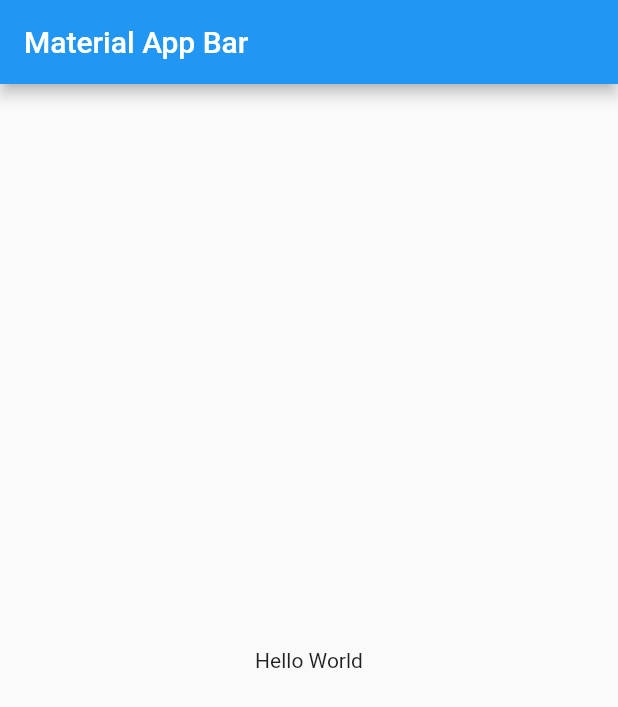
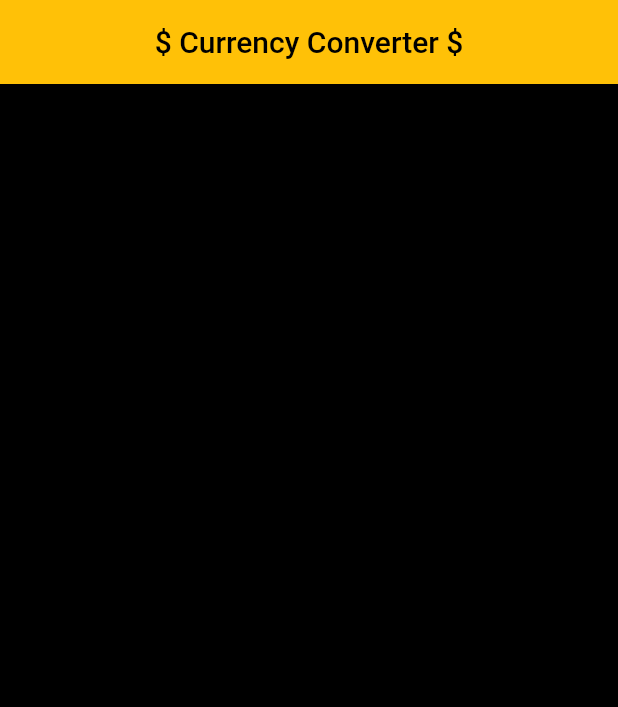
Before and after one commit to Williamkyorazo/currency_converter, a Flutter app: the screen it shows after launch, on a phone screen of 412 x 824 dp. Shown: the top 707 px of the screen. Run offline on Flutter 3.47's test engine with Material 2 defaults, Android fonts, the phone set to English and light mode, and no system bars.

Commit message:
import libs / modified main and pubspec

```diff
--- a/lib/main.dart
+++ b/lib/main.dart
@@ -1,21 +1,32 @@
 import 'package:flutter/material.dart';
+import 'dart:async';
+import 'dart:convert';
+import 'package:http/http.dart' as http;
 
-void main() => runApp(MyApp());
+const request = 'https://api.hgbrasil.com/finance?format=json-&key=f43b37b9';
 
-class MyApp extends StatelessWidget {
+void main(){
+ runApp(MaterialApp(
+   debugShowCheckedModeBanner: false,
+   home: MyHome(),
+ ));
+}
+
+class MyHome extends StatefulWidget {
+  @override
+  _MyHomeState createState() => _MyHomeState();
+}
+
+class _MyHomeState extends State<MyHome> {
   @override
   Widget build(BuildContext context) {
-    return MaterialApp(
-      title: 'Material App',
-      home: Scaffold(
-        appBar: AppBar(
-          title: Text('Material App Bar'),
+    return Scaffold(
+      backgroundColor: Colors.black,
+      appBar: AppBar(
+        backgroundColor: Colors.amber,
+        title: Text("\$ Currency Converter \$", style: TextStyle(color: Colors.black),
         ),
-        body: Center(
-          child: Container(
-            child: Text('Hello World'),
-          ),
-        ),
+        centerTitle: true,
       ),
     );
   }
```
Also changed, not shown: pubspec.yaml (+19 -49 lines), pubspec.lock, 1 other file.
